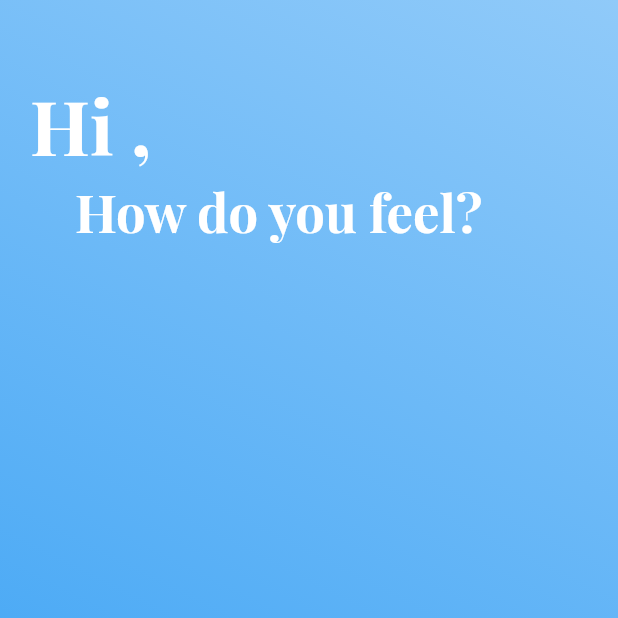
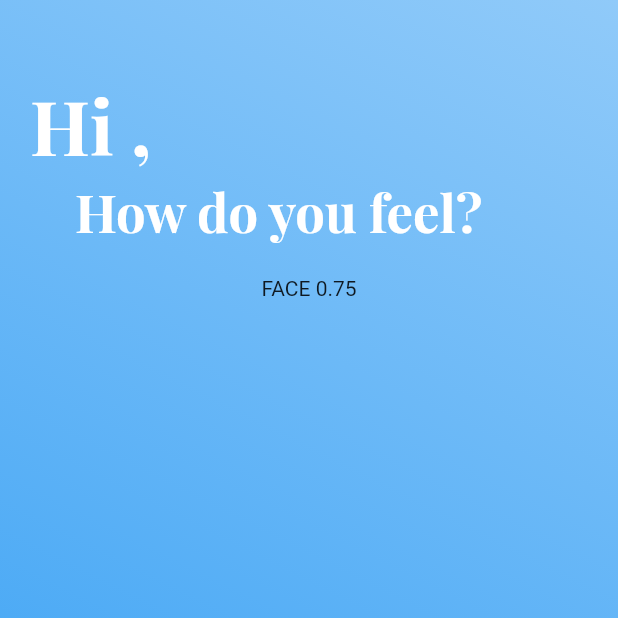
Before and after one commit to rb2750/MyWellbeing, a Flutter app: the Home screen opened directly, on a phone screen of 412 x 824 dp, the top half of it. Run offline on Flutter 3.47's test engine with Material 2 defaults, Android fonts, the phone set to English and light mode, and no system bars; our stand-ins replace shared_preferences; missing offline and left inert: rect_getter; accounts and stored records are empty; project files that could hold a hidden picture were left out.

Commit message:
Creates EmotionFace Widget

```diff
--- a/lib/screens/home.dart
+++ b/lib/screens/home.dart
@@ -1,5 +1,7 @@
 import 'package:flutter/material.dart';
 import 'package:shared_preferences/shared_preferences.dart';
+
+import '../widgets/emotionface.dart';
 
 class Home extends StatefulWidget {
   Home({Key key}) : super(key: key);
@@ -49,6 +51,10 @@ class _HomeState extends State<Home> {
                             textAlign: TextAlign.left,
                           ),
                         ),
+                        Container(
+                          padding: EdgeInsets.only(top: 20),
+                          child: EmotionFace(0.75)
+                        ),
                       ],
                     );
                   }
--- /dev/null
+++ b/lib/widgets/emotionface.dart
@@ -0,0 +1,14 @@
+import 'package:flutter/material.dart';
+
+class EmotionFace extends StatelessWidget {
+  double emotionLevel;
+
+  EmotionFace(this.emotionLevel);
+
+  @override
+  Widget build(BuildContext context) {
+    return Center(
+      child: Text("FACE ${emotionLevel}")
+      );
+  }
+}
```
